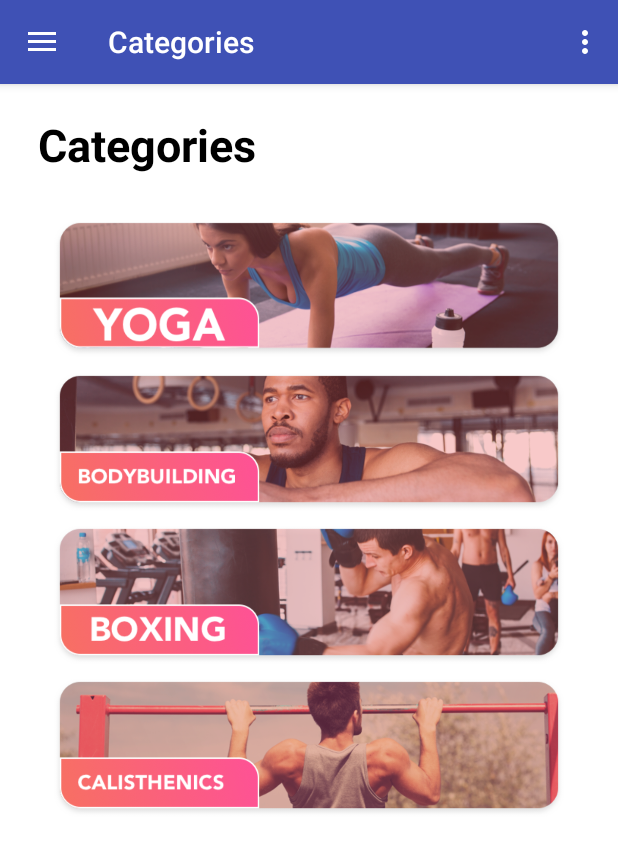
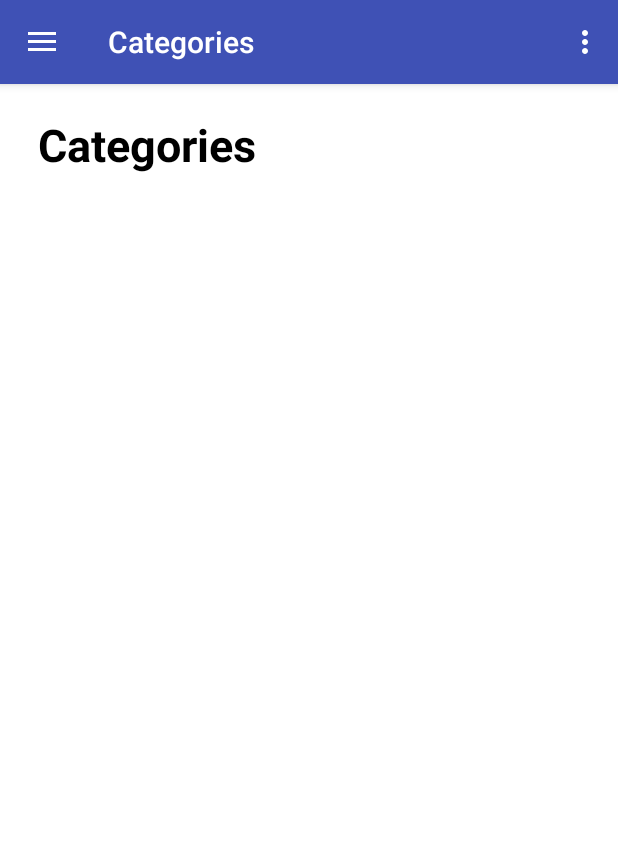
Before and after one commit to marcjaklis/FYP, an Android app: the Categories screen opened directly, with no data from a screen before it, on a phone screen of 412 x 824 dp. Shown: the top 851 px of the screen. Run offline under Robolectric (Android 15) with nearby library versions, the phone set to English and light mode, and no system bars; our stand-ins replace Firebase (no records; nobody signed in at launch, a user with empty details on screens opened directly), Picasso; pictures from the network do not load.

Commit message:
CustomAdapter for List Of Categories

```diff
--- a/app/src/main/java/com/example/fypgymapp/Categories.java
+++ b/app/src/main/java/com/example/fypgymapp/Categories.java
@@ -4,6 +4,7 @@ import android.content.Intent;
 import android.os.Bundle;
 import android.support.design.widget.FloatingActionButton;
 import android.support.design.widget.Snackbar;
+import android.util.Log;
 import android.view.View;
 import android.support.design.widget.NavigationView;
 import android.support.v4.view.GravityCompat;
@@ -13,6 +14,17 @@ import android.support.v7.app.AppCompatActivity;
 import android.support.v7.widget.Toolbar;
 import android.view.Menu;
 import android.view.MenuItem;
+import android.widget.AdapterView;
+import android.widget.ListAdapter;
+import android.widget.Toast;
+
+import com.google.firebase.database.DataSnapshot;
+import com.google.firebase.database.DatabaseError;
+import com.google.firebase.database.DatabaseReference;
+import com.google.firebase.database.FirebaseDatabase;
+import com.google.firebase.database.ValueEventListener;
+
+import java.util.ArrayList;
 
 public class Categories extends AppCompatActivity
         implements NavigationView.OnNavigationItemSelectedListener {
@@ -20,6 +32,12 @@ public class Categories extends AppCompatActivity
     DrawerLayout drawer;
     NavigationView navigationView;
     Toolbar toolbar=null;
+
+
+
+    private final String TAG = "Ryan";
+    DatabaseReference databaseReference;
+    public ArrayList<MyCategory> myCategories;
 
     @Override
     protected void onCreate(Bundle savedInstanceState) {
@@ -37,6 +55,78 @@ public class Categories extends AppCompatActivity
 
         navigationView = (NavigationView) findViewById(R.id.nav_view);
         navigationView.setNavigationItemSelectedListener(this);
+
+
+
+
+
+
+
+
+        ///////// Generate list of Categories /////////
+
+        DatabaseReference databaseReference = FirebaseDatabase.getInstance().getReference().child("Categories");
+        myCategories = new ArrayList<MyCategory>();
+        databaseReference.addValueEventListener(
+                new ValueEventListener() {
+                    @Override
+                    public void onDataChange(DataSnapshot dataSnapshot) {
+                        //Get map of categories in datasnapshot
+                        for (DataSnapshot snapshot : dataSnapshot.getChildren())
+                        {
+                            String name;
+                            name = snapshot.child("name").getValue().toString();
+                            Log.d(TAG, "Name is: " +name);
+                            String url;
+                            url = snapshot.child("image").getValue().toString();
+                            Log.d(TAG, "Link is: " +url);
+
+                            MyCategory temp = new MyCategory(url, name);
+                            myCategories.add(temp);
+                        }
+                        ///////////// Code to convert ArrayList to Array of MyCategory
+                        assert myCategories != null;
+                        MyCategory[] list = new MyCategory[myCategories.size()];
+                        Log.i(TAG, "Size of Array is: " + Integer.toString(myCategories.size()));
+                        myCategories.toArray(list);
+
+
+                        /// Now generate the list of Imagebuttons
+                        ListAdapter myAdapter = new CustomAdapterCategories(Categories.this,list);
+                        android.widget.ListView myList = (android.widget.ListView) findViewById(R.id.categoriesList);
+                        myList.setAdapter(myAdapter);
+
+                        myList.setOnItemClickListener(
+                                new AdapterView.OnItemClickListener() {
+                                    @Override
+                                    public void onItemClick(AdapterView<?> parent, View view, int position, long id) {
+                                        MyCategory temporary = (MyCategory) parent.getItemAtPosition(position);
+                                        String name = temporary.name;
+                                        Toast.makeText(Categories.this, name, Toast.LENGTH_LONG).show();
+                                    }
+                                }
+                        );
+
+
+
+                    }
+
+
+
+                    @Override
+                    public void onCancelled(DatabaseError databaseError) {
+                        //handle databaseError
+                    }
+                });
+
+
+
+
+
+
+
+
+        /////////////////////////////////////////////////
     }
 
     @Override
--- /dev/null
+++ b/app/src/main/java/com/example/fypgymapp/CustomAdapterCategories.java
@@ -0,0 +1,46 @@
+package com.example.fypgymapp;
+
+import android.content.Context;
+import android.support.annotation.NonNull;
+import android.support.annotation.Nullable;
+import android.view.LayoutInflater;
+import android.view.View;
+import android.view.ViewGroup;
+import android.widget.ArrayAdapter;
+import android.widget.ImageButton;
+import android.widget.ImageView;
+import android.widget.TextView;
+
+import com.squareup.picasso.Picasso;
+
+/**
+ * Created by Lenovo User on 5/5/2018.
+ */
+
+public class CustomAdapterCategories extends ArrayAdapter<MyCategory> {
+
+    CustomAdapterCategories(Context context, MyCategory[] resource) {
+        super(context, R.layout.view_categories, resource);
+    }
+
+    @NonNull
+    @Override
+    public View getView(int position, @Nullable View convertView, @NonNull ViewGroup parent) {
+        LayoutInflater inflater = LayoutInflater.from(getContext());
+        View customView = inflater.inflate(R.layout.view_categories, parent, false);
+
+
+
+        ImageButton imageButton = (ImageButton) customView.findViewById(R.id.imagebutton2);
+
+        MyCategory current = getItem(position);
+
+        String url=current.url;
+
+        imageButton.setBackground(null);
+        Picasso.with(this.getContext()).load(url)
+                .placeholder(R.mipmap.ic_launcher).fit().centerCrop().into(imageButton);
+
+        return customView;
+    }
+}
--- a/app/src/main/res/layout/content_categories.xml
+++ b/app/src/main/res/layout/content_categories.xml
@@ -21,40 +21,13 @@
         android:textStyle="bold"
         tools:layout_editor_absoluteX="16dp" />
 
-    <Button
-        android:id="@+id/yogacateg"
-        android:layout_width="340dp"
-        android:layout_height="92dp"
-        android:layout_marginTop="30dp"
-        android:background="@drawable/yogacategories"
+    <ListView
+        android:id="@+id/categoriesList"
         android:layout_below="@+id/categories"
-        android:layout_centerHorizontal="true" />
-
-    <Button
-        android:id="@+id/bodybuilding"
-        android:layout_width="340dp"
-        android:layout_height="92dp"
-        android:layout_marginTop="132dp"
-        android:background="@drawable/bodybuildingcategories"
-        android:layout_below="@+id/categories"
-        android:layout_centerHorizontal="true" />
-
-    <Button
-        android:id="@+id/boxing"
-        android:layout_width="340dp"
-        android:layout_height="92dp"
-        android:layout_marginTop="234dp"
-        android:background="@drawable/boxingcategories"
-        android:layout_below="@+id/categories"
-        android:layout_centerHorizontal="true" />
-
-    <Button
-        android:id="@+id/calist"
-        android:layout_width="340dp"
-        android:layout_height="92dp"
-        android:layout_marginTop="336dp"
-        android:background="@drawable/calisthenicscategories"
-        android:layout_below="@+id/categories"
+        android:layout_width="match_parent"
+        android:layout_height="495dp"
+        android:layout_marginLeft="8dp"
+        android:layout_marginRight="8dp"
         android:layout_centerHorizontal="true" />
 
 </RelativeLayout>
```
Also changed, not shown: app/src/main/java/com/example/fypgymapp/MyCategory.java (added, +21 -0 lines), app/src/main/res/layout/view_categories.xml (added, +11 -0 lines).
